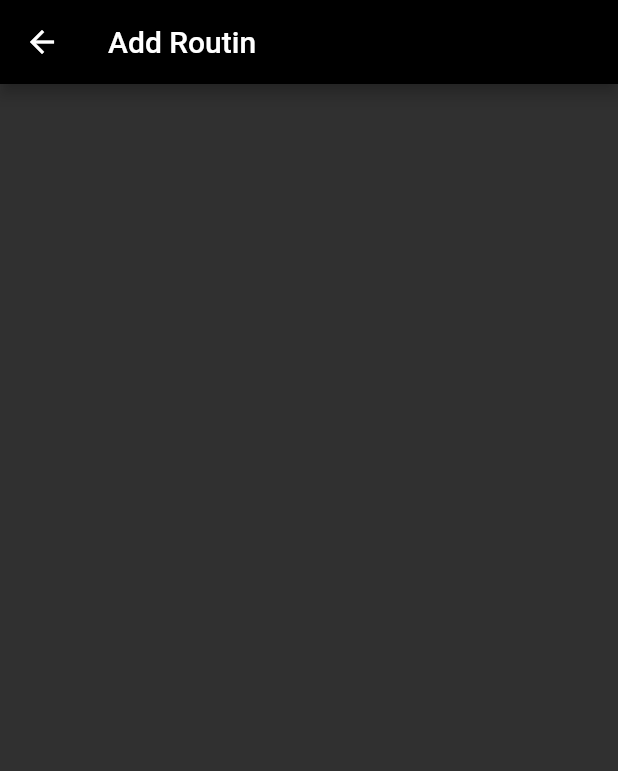
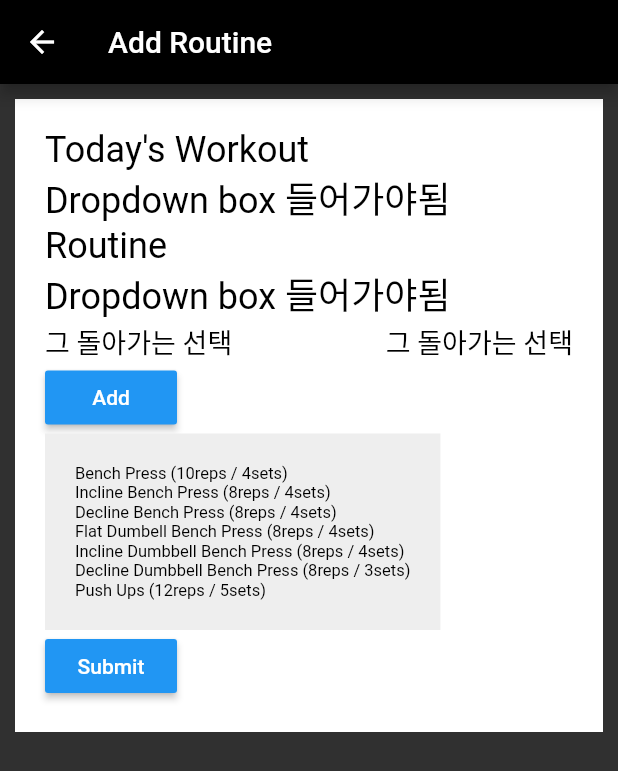
Before and after one commit to ako0601/weight_rank_app, a Flutter app: the screen it shows after launch, item 5 of the bottom bar chosen, after a tap on the "add" icon, on a phone screen of 412 x 824 dp. Shown: the top 771 px of the screen. Run offline on Flutter 3.47's test engine with Material 2 defaults, Android fonts, the phone set to English and light mode, and no system bars; our stand-ins replace dropdown_formfield.

Commit message:
머했더라

```diff
--- a/lib/main.dart
+++ b/lib/main.dart
@@ -2,7 +2,7 @@ import 'package:flutter/material.dart';
 import 'package:weightrankapp/screen/home_screen.dart';
 import 'package:weightrankapp/screen/myPage_screen.dart';
 import 'package:weightrankapp/screen/ranking_screen.dart';
-import 'package:weightrankapp/screen/routin_screen.dart';
+import 'package:weightrankapp/screen/routine_screen.dart';
 import 'package:weightrankapp/widget/bottom_bar.dart';
 
 void main() {
@@ -38,7 +38,7 @@ class _MyAppState extends State<MyApp> {
               ),
               HomeScreen(),
               MyScreen(),
-              RoutinScreen(),
+              RoutineScreen(),
             ],
           ),
           bottomNavigationBar: Bottom(),
--- a/lib/screen/add_routin_screen.dart
+++ /dev/null
@@ -1,22 +0,0 @@
-import 'package:flutter/cupertino.dart';
-import 'package:flutter/material.dart';
-import 'package:dropdown_formfield/dropdown_formfield.dart';
-
-class AddRoutinScreen extends StatefulWidget {
-  _AddRoutinScreenState createState() => _AddRoutinScreenState();
-}
-
-class _AddRoutinScreenState extends State<AddRoutinScreen> {
-  @override
-  void initState() {
-    super.initState();
-  }
-
-  @override
-  Widget build(BuildContext context) {
-    return Scaffold(
-      appBar: AppBar(title: Text('Add Routin')),
-      body: Column(),
-    );
-  }
-}
--- /dev/null
+++ b/lib/screen/add_routine_screen.dart
@@ -0,0 +1,163 @@
+import 'package:flutter/cupertino.dart';
+import 'package:flutter/material.dart';
+import 'package:dropdown_formfield/dropdown_formfield.dart';
+
+class AddRoutineScreen extends StatefulWidget {
+  _AddRoutineScreenState createState() => _AddRoutineScreenState();
+}
+
+class _AddRoutineScreenState extends State<AddRoutineScreen> {
+  @override
+  void initState() {
+    super.initState();
+  }
+
+  @override
+  Widget build(BuildContext context) {
+    return Scaffold(
+      appBar: AppBar(title: Text('Add Routine')),
+      body: Column(
+        children: [
+          RoutineAddForm(),
+        ],
+      ),
+    );
+  }
+}
+
+class RoutineAddForm extends StatelessWidget {
+  @override
+  Widget build(BuildContext context) {
+    return Container(
+      color: Colors.white,
+      padding: EdgeInsets.all(20),
+      margin: EdgeInsets.all(10),
+      child: Column(
+        crossAxisAlignment: CrossAxisAlignment.start,
+        children: [
+          Text(
+            "Today's Workout",
+            style: TextStyle(
+              fontSize: 24,
+              color: Colors.black,
+            ),
+          ),
+          Text(
+            "Dropdown box 들어가야됨",
+            style: TextStyle(
+              fontSize: 24,
+              color: Colors.black,
+            ),
+          ),
+          Text(
+            "Routine",
+            style: TextStyle(
+              fontSize: 24,
+              color: Colors.black,
+            ),
+          ),
+          Text(
+            "Dropdown box 들어가야됨",
+            style: TextStyle(
+              fontSize: 24,
+              color: Colors.black,
+            ),
+          ),
+          Row(
+            mainAxisAlignment: MainAxisAlignment.spaceBetween,
+            children: [
+              Text(
+                '그 돌아가는 선택',
+                style: TextStyle(
+                  fontSize: 18,
+                  color: Colors.black,
+                ),
+              ),
+              Text(
+                '그 돌아가는 선택',
+                style: TextStyle(
+                  fontSize: 18,
+                  color: Colors.black,
+                ),
+              ),
+            ],
+          ),
+          RaisedButton(
+            onPressed: () {
+              print('Clicked');
+            },
+            child: Text('Add'),
+            textColor: Colors.white,
+            color: Colors.blue,
+          ),
+          Container(
+            color: Colors.grey[200],
+            padding: EdgeInsets.all(20),
+            child: Column(
+              crossAxisAlignment: CrossAxisAlignment.start,
+              children: [
+                Text(
+                  'Bench Press (10reps / 4sets)',
+                  style: TextStyle(
+                    color: Colors.black,
+                    fontSize: 11,
+                  ),
+                ),
+                Text(
+                  'Incline Bench Press (8reps / 4sets)',
+                  style: TextStyle(
+                    color: Colors.black,
+                    fontSize: 11,
+                  ),
+                ),
+                Text(
+                  'Decline Bench Press (8reps / 4sets)',
+                  style: TextStyle(
+                    color: Colors.black,
+                    fontSize: 11,
+                  ),
+                ),
+                Text(
+                  'Flat Dumbell Bench Press (8reps / 4sets)',
+                  style: TextStyle(
+                    color: Colors.black,
+                    fontSize: 11,
+                  ),
+                ),
+                Text(
+                  'Incline Dumbbell Bench Press (8reps / 4sets)',
+                  style: TextStyle(
+                    color: Colors.black,
+                    fontSize: 11,
+                  ),
+                ),
+                Text(
+                  'Decline Dumbbell Bench Press (8reps / 3sets)',
+                  style: TextStyle(
+                    color: Colors.black,
+                    fontSize: 11,
+                  ),
+                ),
+                Text(
+                  'Push Ups (12reps / 5sets)',
+                  style: TextStyle(
+                    color: Colors.black,
+                    fontSize: 11,
+                  ),
+                ),
+              ],
+            ),
+          ),
+          RaisedButton(
+            onPressed: () {
+              print('Clicked');
+            },
+            child: Text('Submit'),
+            textColor: Colors.white,
+            color: Colors.blue,
+          ),
+        ],
+      ),
+    );
+  }
+}
--- a/lib/screen/home_screen.dart
+++ b/lib/screen/home_screen.dart
@@ -71,7 +71,7 @@ class Logo extends StatelessWidget {
                 Text(
                   'Jane Cooper',
                   style: TextStyle(
-                    fontSize: 11,
+                    fontSize: 13,
                   ),
                 )
               ],
--- a/lib/screen/routin_screen.dart
+++ b/lib/screen/routine_screen.dart
@@ -1,15 +1,15 @@
 import 'package:flutter/cupertino.dart';
 import 'package:flutter/material.dart';
 import 'package:weightrankapp/model/model_ranker.dart';
-import 'package:weightrankapp/screen/add_routin_screen.dart';
+import 'package:weightrankapp/screen/add_routine_screen.dart';
 import 'package:weightrankapp/screen/calendar_screen.dart';
 import 'package:weightrankapp/screen/do_screen.dart';
 
-class RoutinScreen extends StatefulWidget {
-  _RoutinScreenState createState() => _RoutinScreenState();
+class RoutineScreen extends StatefulWidget {
+  _RoutineScreenState createState() => _RoutineScreenState();
 }
 
-class _RoutinScreenState extends State<RoutinScreen> {
+class _RoutineScreenState extends State<RoutineScreen> {
   @override
   void initState() {
     super.initState();
@@ -51,7 +51,7 @@ class _RoutinScreenState extends State<RoutinScreen> {
                         backgroundImage:
                             AssetImage('./images/profile_dummy.jpg'),
                       ),
-                      Text('Jane Cooper', style: TextStyle(fontSize: 11))
+                      Text('Jane Cooper', style: TextStyle(fontSize: 13))
                     ],
                   )),
               Container(
@@ -61,7 +61,7 @@ class _RoutinScreenState extends State<RoutinScreen> {
                       icon: Icon(Icons.add),
                       onPressed: () {
                         MaterialPageRoute route = MaterialPageRoute(
-                            builder: (context) => AddRoutinScreen());
+                            builder: (context) => AddRoutineScreen());
                         Navigator.push(context, route);
                       },
                     ),
--- a/lib/widget/bottom_bar.dart
+++ b/lib/widget/bottom_bar.dart
@@ -19,7 +19,7 @@ class Bottom extends StatelessWidget {
               ),
               child: Text(
                 'Rank',
-                style: TextStyle(fontSize: 9),
+                style: TextStyle(fontSize: 11),
               ),
             ),
             Tab(
@@ -28,8 +28,8 @@ class Bottom extends StatelessWidget {
                 size: 18,
               ),
               child: Text(
-                'search',
-                style: TextStyle(fontSize: 9),
+                'Search',
+                style: TextStyle(fontSize: 11),
               ),
             ),
             Tab(
@@ -39,7 +39,7 @@ class Bottom extends StatelessWidget {
               ),
               child: Text(
                 'Home',
-                style: TextStyle(fontSize: 9),
+                style: TextStyle(fontSize: 11),
               ),
             ),
             Tab(
@@ -49,7 +49,7 @@ class Bottom extends StatelessWidget {
               ),
               child: Text(
                 'My Page',
-                style: TextStyle(fontSize: 9),
+                style: TextStyle(fontSize: 11),
               ),
             ),
             Tab(
@@ -58,8 +58,8 @@ class Bottom extends StatelessWidget {
                 size: 18,
               ),
               child: Text(
-                'Routin',
-                style: TextStyle(fontSize: 9),
+                'Routine',
+                style: TextStyle(fontSize: 11),
               ),
             ),
           ],
```
